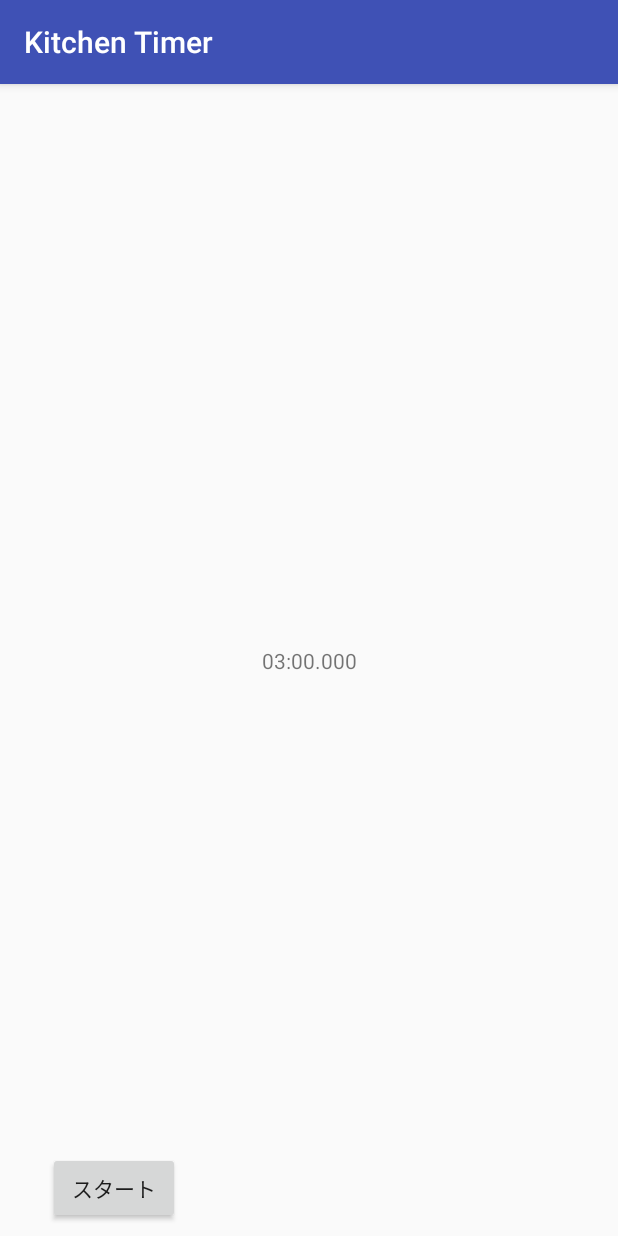
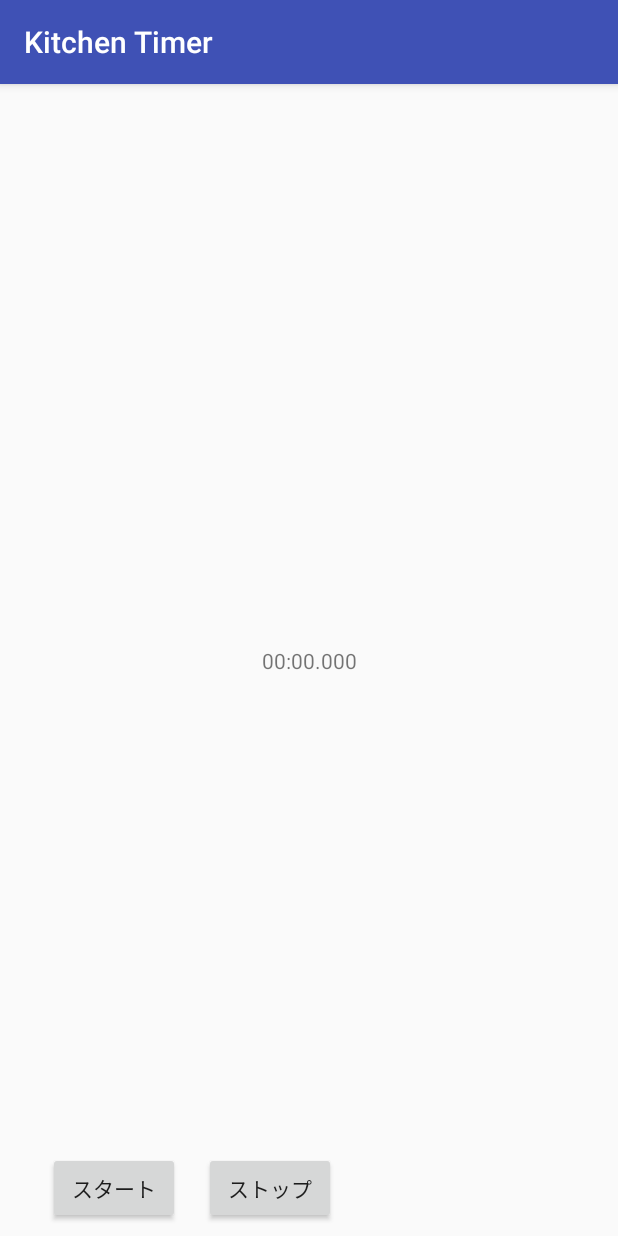
Before and after one commit to t-mochizuki/android-kitchen-timer, an Android app: the screen it shows after launch (MainActivity), on a phone screen of 412 x 824 dp. Run offline under Robolectric (Android 15) with nearby library versions, the phone set to English and light mode, and no system bars.

Commit message:
ストップボタンでカウントダウンを停止するように更新

```diff
--- a/app/src/main/java/com/example/kitchentimer/MainActivity.java
+++ b/app/src/main/java/com/example/kitchentimer/MainActivity.java
@@ -16,10 +16,14 @@ public class MainActivity extends AppCompatActivity {
         setContentView(R.layout.activity_main);
 
         timerView = (TextView)findViewById(R.id.timerView);
-        countDown = new CountDown(timerView, 3 * 60 * 1000, 300);
+        countDown = new CountDown(timerView, 0, 300);
     }
 
     public void onStart(View view) {
         countDown.start();
     }
+
+    public void onStop(View view) {
+        countDown.cancel();
+    }
 }
--- a/app/src/main/res/layout/activity_main.xml
+++ b/app/src/main/res/layout/activity_main.xml
@@ -28,4 +28,15 @@
         app:layout_constraintBottom_toBottomOf="parent"
         app:layout_constraintStart_toStartOf="parent" />
 
+    <Button
+        android:id="@+id/stopButton"
+        android:layout_width="wrap_content"
+        android:layout_height="wrap_content"
+        android:layout_marginBottom="8dp"
+        android:layout_marginStart="16dp"
+        android:onClick="onStop"
+        android:text="@string/stopButton"
+        app:layout_constraintBottom_toBottomOf="parent"
+        app:layout_constraintStart_toEndOf="@+id/startButton" />
+
 </android.support.constraint.ConstraintLayout>
--- a/app/src/main/res/values/strings.xml
+++ b/app/src/main/res/values/strings.xml
@@ -2,4 +2,5 @@
     <string name="app_name">Kitchen Timer</string>
     <string name="timerView">タイマー</string>
     <string name="startButton">スタート</string>
+    <string name="stopButton">ストップ</string>
 </resources>
```
